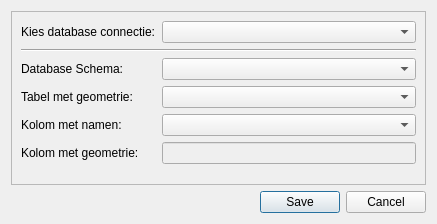
Old version of the form ui_settings.ui in the repository milieuinfo/Spatial-Subset-Query-Tool.
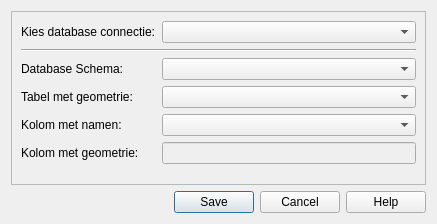
New version of the form. Icons and pictures are not drawn.

What changed in the file:
```diff
--- a/ui_settings.ui
+++ b/ui_settings.ui
@@ -100,7 +100,7 @@
       <enum>Qt::Horizontal</enum>
      </property>
      <property name="standardButtons">
-      <set>QDialogButtonBox::Cancel|QDialogButtonBox::Save</set>
+      <set>QDialogButtonBox::Cancel|QDialogButtonBox::Help|QDialogButtonBox::Save</set>
      </property>
     </widget>
    </item>
```
